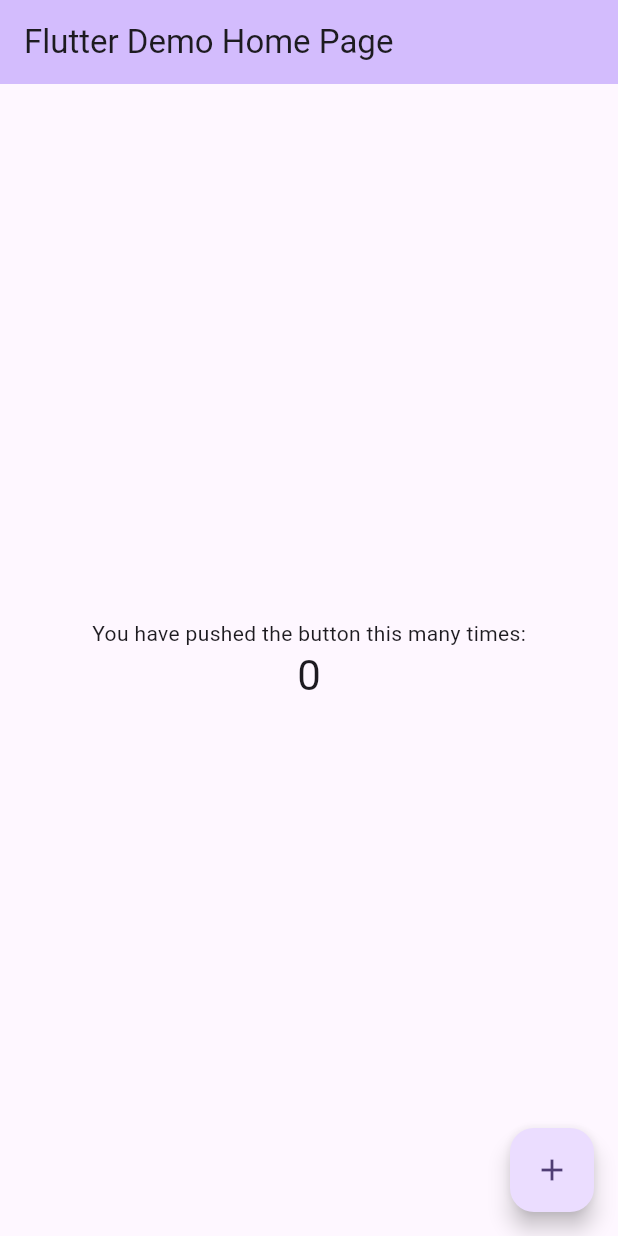
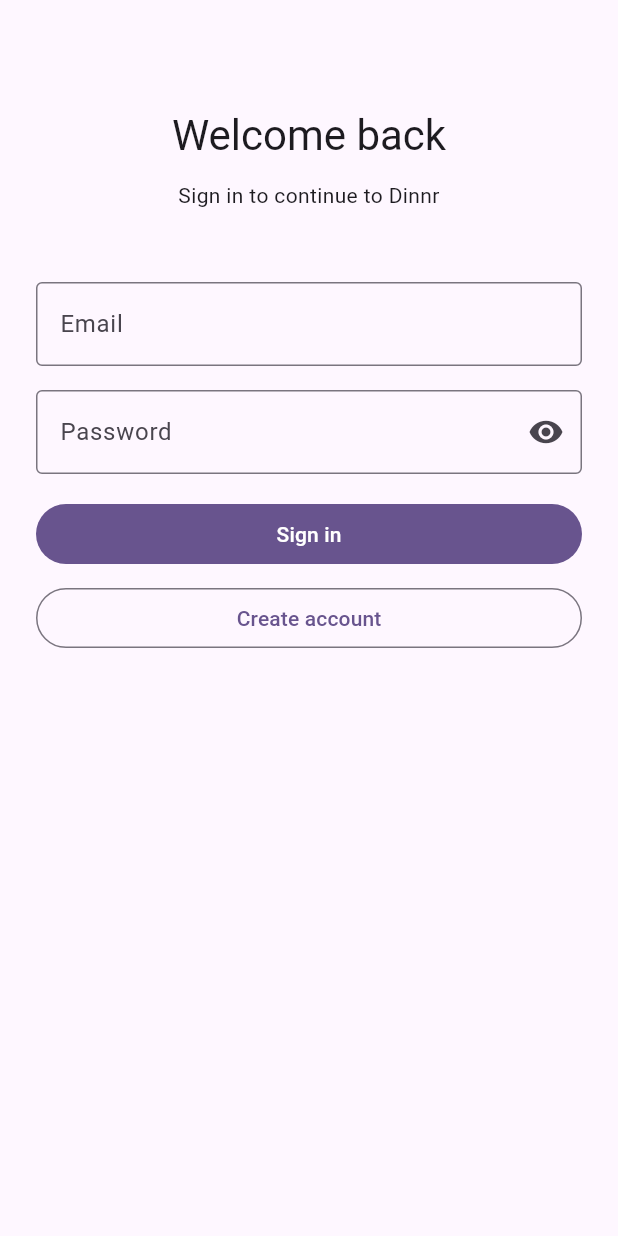
Before and after one commit to bshiff2/dinnr_app, a Flutter app: the screen it shows after launch, on a phone screen of 412 x 824 dp. Run offline on Flutter 3.47's test engine with Material 3 defaults, Android fonts, the phone set to English and light mode, and no system bars; our stand-ins replace firebase_auth, firebase_core, speech_to_text; accounts and stored records are empty.

Commit message:
Added Firebase and a basic login test page

```diff
--- a/lib/chatPage.dart
+++ b/lib/chatPage.dart
@@ -24,6 +24,8 @@ class FigmaToCodeApp extends StatelessWidget {
 }
 
 class ChatOngoing extends StatefulWidget {
+  const ChatOngoing({super.key});
+
   @override
   State<ChatOngoing> createState() => _ChatOngoingState();
 }
--- /dev/null
+++ b/lib/login_page.dart
@@ -0,0 +1,171 @@
+import 'package:firebase_auth/firebase_auth.dart';
+import 'package:flutter/material.dart';
+
+class LoginPage extends StatefulWidget {
+  const LoginPage({super.key, this.auth});
+
+  final FirebaseAuth? auth;
+
+  @override
+  State<LoginPage> createState() => _LoginPageState();
+}
+
+class _LoginPageState extends State<LoginPage> {
+  final _formKey = GlobalKey<FormState>();
+  final _emailController = TextEditingController();
+  final _passwordController = TextEditingController();
+
+  bool _isLoading = false;
+  bool _obscurePassword = true;
+  String? _errorMessage;
+
+  FirebaseAuth get _auth => widget.auth ?? FirebaseAuth.instance;
+
+  @override
+  void dispose() {
+    _emailController.dispose();
+    _passwordController.dispose();
+    super.dispose();
+  }
+
+  Future<void> _signIn() async {
+    await _authenticate(() => _auth.signInWithEmailAndPassword(
+          email: _emailController.text.trim(),
+          password: _passwordController.text.trim(),
+        ));
+  }
+
+  Future<void> _register() async {
+    await _authenticate(() => _auth.createUserWithEmailAndPassword(
+          email: _emailController.text.trim(),
+          password: _passwordController.text.trim(),
+        ));
+  }
+
+  Future<void> _authenticate(Future<UserCredential> Function() action) async {
+    if (!_formKey.currentState!.validate()) {
+      return;
+    }
+
+    setState(() {
+      _isLoading = true;
+      _errorMessage = null;
+    });
+
+    try {
+      await action();
+    } on FirebaseAuthException catch (e) {
+      setState(() {
+        _errorMessage = e.message ?? 'Authentication failed. Please try again.';
+      });
+    } catch (_) {
+      setState(() {
+        _errorMessage = 'Something went wrong. Please try again.';
+      });
+    } finally {
+      if (mounted) {
+        setState(() {
+          _isLoading = false;
+        });
+      }
+    }
+  }
+
+  @override
+  Widget build(BuildContext context) {
+    return Scaffold(
+      body: SafeArea(
+        child: SingleChildScrollView(
+          padding: const EdgeInsets.all(24),
+          child: Form(
+            key: _formKey,
+            child: Column(
+              crossAxisAlignment: CrossAxisAlignment.stretch,
+              children: [
+                const SizedBox(height: 48),
+                Text(
+                  'Welcome back',
+                  style: Theme.of(context).textTheme.headlineMedium,
+                  textAlign: TextAlign.center,
+                ),
+                const SizedBox(height: 12),
+                Text(
+                  'Sign in to continue to Dinnr',
+                  style: Theme.of(context).textTheme.bodyMedium,
+                  textAlign: TextAlign.center,
+                ),
+                const SizedBox(height: 48),
+                TextFormField(
+                  controller: _emailController,
+                  keyboardType: TextInputType.emailAddress,
+                  textInputAction: TextInputAction.next,
+                  decoration: const InputDecoration(
+                    labelText: 'Email',
+                    border: OutlineInputBorder(),
+                  ),
+                  validator: (value) {
+                    if (value == null || value.trim().isEmpty) {
+                      return 'Please enter your email';
+                    }
+                    final emailPattern = RegExp(r'^[^@]+@[^@]+\.[^@]+');
+                    if (!emailPattern.hasMatch(value.trim())) {
+                      return 'Please enter a valid email';
+                    }
+                    return null;
+                  },
+                ),
+                const SizedBox(height: 16),
+                TextFormField(
+                  controller: _passwordController,
+                  obscureText: _obscurePassword,
+                  textInputAction: TextInputAction.done,
+                  decoration: InputDecoration(
+                    labelText: 'Password',
+                    border: const OutlineInputBorder(),
+                    suffixIcon: IconButton(
+                      icon: Icon(_obscurePassword ? Icons.visibility : Icons.visibility_off),
+                      onPressed: () => setState(() => _obscurePassword = !_obscurePassword),
+                    ),
+                  ),
+                  validator: (value) {
+                    if (value == null || value.trim().isEmpty) {
+                      return 'Please enter your password';
+                    }
+                    if (value.trim().length < 6) {
+                      return 'Password must be at least 6 characters';
+                    }
+                    return null;
+                  },
+                  onFieldSubmitted: (_) => _signIn(),
+                ),
+                const SizedBox(height: 16),
+                if (_errorMessage != null) ...[
+                  Text(
+                    _errorMessage!,
+                    style: const TextStyle(color: Colors.red),
+                  ),
+                  const SizedBox(height: 8),
+                ],
+                FilledButton(
+                  onPressed: _isLoading ? null : _signIn,
+                  child: _isLoading
+                      ? const SizedBox(
+                          height: 20,
+                          width: 20,
+                          child: CircularProgressIndicator(strokeWidth: 2, color: Colors.white),
+                        )
+                      : const Text('Sign in'),
+                ),
+                const SizedBox(height: 8),
+                OutlinedButton(
+                  onPressed: _isLoading ? null : _register,
+                  child: const Text('Create account'),
+                ),
+              ],
+            ),
+          ),
+        ),
+      ),
+    );
+  }
+}
--- a/lib/main.dart
+++ b/lib/main.dart
@@ -1,122 +1,132 @@
+import 'package:firebase_auth/firebase_auth.dart';
+import 'package:firebase_core/firebase_core.dart';
 import 'package:flutter/material.dart';
 
-void main() {
+import 'login_page.dart';
+
+Future<void> main() async {
+  WidgetsFlutterBinding.ensureInitialized();
+
+  try {
+    await Firebase.initializeApp();
+  } catch (e) {
+    runApp(MaterialApp(
+      home: Scaffold(
+        body: Center(
+          child: Padding(
+            padding: const EdgeInsets.all(24),
+            child: Column(
+              mainAxisSize: MainAxisSize.min,
+              children: [
+                const Icon(Icons.error_outline, size: 72, color: Colors.red),
+                const SizedBox(height: 16),
+                const Text(
+                  'Firebase not configured',
+                  style: TextStyle(fontSize: 20, fontWeight: FontWeight.bold),
+                ),
+                const SizedBox(height: 8),
+                Text(
+                  'Run: flutterfire configure\n\nOr download GoogleService-Info.plist from Firebase Console and add it to ios/Runner/',
+                  textAlign: TextAlign.center,
+                ),
+                const SizedBox(height: 16),
+                Text('Error: $e', style: const TextStyle(fontSize: 12, color: Colors.grey)),
+              ],
+            ),
+          ),
+        ),
+      ),
+    ));
+    return;
+  }
+
   runApp(const MyApp());
 }
 
 class MyApp extends StatelessWidget {
   const MyApp({super.key});
 
-  // This widget is the root of your application.
   @override
   Widget build(BuildContext context) {
     return MaterialApp(
-      title: 'Flutter Demo',
+      debugShowCheckedModeBanner: false,
+      title: 'Dinnr',
       theme: ThemeData(
-        // This is the theme of your application.
-        //
-        // TRY THIS: Try running your application with "flutter run". You'll see
-        // the application has a purple toolbar. Then, without quitting the app,
-        // try changing the seedColor in the colorScheme below to Colors.green
-        // and then invoke "hot reload" (save your changes or press the "hot
-        // reload" button in a Flutter-supported IDE, or press "r" if you used
-        // the command line to start the app).
-        //
-        // Notice that the counter didn't reset back to zero; the application
-        // state is not lost during the reload. To reset the state, use hot
-        // restart instead.
-        //
-        // This works for code too, not just values: Most code changes can be
-        // tested with just a hot reload.
         colorScheme: ColorScheme.fromSeed(seedColor: Colors.deepPurple),
+        useMaterial3: true,
       ),
-      home: const MyHomePage(title: 'Flutter Demo Home Page'),
+      home: const AuthGate(),
     );
   }
 }
 
-class MyHomePage extends StatefulWidget {
-  const MyHomePage({super.key, required this.title});
+class AuthGate extends StatelessWidget {
+  const AuthGate({super.key, this.auth});
 
-  // This widget is the home page of your application. It is stateful, meaning
-  // that it has a State object (defined below) that contains fields that affect
-  // how it looks.
-
-  // This class is the configuration for the state. It holds the values (in this
-  // case the title) provided by the parent (in this case the App widget) and
-  // used by the build method of the State. Fields in a Widget subclass are
-  // always marked "final".
-
-  final String title;
+  final FirebaseAuth? auth;
 
   @override
-  State<MyHomePage> createState() => _MyHomePageState();
+  Widget build(BuildContext context) {
+    final firebaseAuth = auth ?? FirebaseAuth.instance;
+    return StreamBuilder<User?>(
+      stream: firebaseAuth.authStateChanges(),
+      builder: (context, snapshot) {
+        if (snapshot.connectionState == ConnectionState.waiting) {
+          return const Scaffold(
+            body: Center(child: CircularProgressIndicator()),
+          );
+        }
+
+        if (snapshot.hasData && snapshot.data != null) {
+          return HomePage(user: snapshot.data!, auth: firebaseAuth);
+        }
+
+        return LoginPage(auth: firebaseAuth);
+      },
+    );
+  }
 }
 
-class _MyHomePageState extends State<MyHomePage> {
-  int _counter = 0;
+class HomePage extends StatelessWidget {
+  const HomePage({super.key, required this.user, this.auth});
 
-  void _incrementCounter() {
-    setState(() {
-      // This call to setState tells the Flutter framework that something has
-      // changed in this State, which causes it to rerun the build method below
-      // so that the display can reflect the updated values. If we changed
-      // _counter without calling setState(), then the build method would not be
-      // called again, and so nothing would appear to happen.
-      _counter++;
-    });
+  final User user;
+  final FirebaseAuth? auth;
+
+  FirebaseAuth get _auth => auth ?? FirebaseAuth.instance;
+
+  Future<void> _signOut(BuildContext context) async {
+    await _auth.signOut();
+    ScaffoldMessenger.of(context).showSnackBar(
+      const SnackBar(content: Text('Signed out')),
+    );
   }
 
   @override
   Widget build(BuildContext context) {
-    // This method is rerun every time setState is called, for instance as done
-    // by the _incrementCounter method above.
-    //
-    // The Flutter framework has been optimized to make rerunning build methods
-    // fast, so that you can just rebuild anything that needs updating rather
-    // than having to individually change instances of widgets.
     return Scaffold(
       appBar: AppBar(
-        // TRY THIS: Try changing the color here to a specific color (to
-        // Colors.amber, perhaps?) and trigger a hot reload to see the AppBar
-        // change color while the other colors stay the same.
-        backgroundColor: Theme.of(context).colorScheme.inversePrimary,
-        // Here we take the value from the MyHomePage object that was created by
-        // the App.build method, and use it to set our appbar title.
-        title: Text(widget.title),
+        title: const Text('Dinnr'),
+        actions: [
+          IconButton(
+            onPressed: () => _signOut(context),
+            icon: const Icon(Icons.logout),
+            tooltip: 'Sign out',
+          ),
+        ],
       ),
       body: Center(
-        // Center is a layout widget. It takes a single child and positions it
-        // in the middle of the parent.
         child: Column(
-          // Column is also a layout widget. It takes a list of children and
-          // arranges them vertically. By default, it sizes itself to fit its
-          // children horizontally, and tries to be as tall as its parent.
-          //
-          // Column has various properties to control how it sizes itself and
-          // how it positions its children. Here we use mainAxisAlignment to
-          // center the children vertically; the main axis here is the vertical
-          // axis because Columns are vertical (the cross axis would be
-          // horizontal).
-          //
-          // TRY THIS: Invoke "debug painting" (choose the "Toggle Debug Paint"
-          // action in the IDE, or press "p" in the console), to see the
-          // wireframe for each widget.
-          mainAxisAlignment: MainAxisAlignment.center,
-          children: <Widget>[
-            const Text('You have pushed the button this many times:'),
-            Text(
-              '$_counter',
-              style: Theme.of(context).textTheme.headlineMedium,
-            ),
+          mainAxisSize: MainAxisSize.min,
+          children: [
+            const Icon(Icons.fastfood, size: 72),
+            const SizedBox(height: 16),
+            Text('Hi ${user.email ?? user.uid}', style: Theme.of(context).textTheme.headlineSmall),
+            const SizedBox(height: 8),
+            const Text('You are now signed in with Firebase Auth.'),
           ],
         ),
       ),
-      floatingActionButton: FloatingActionButton(
-        onPressed: _incrementCounter,
-        tooltip: 'Increment',
-        child: const Icon(Icons.add),
-      ), // This trailing comma makes auto-formatting nicer for build methods.
     );
   }
 }
--- a/lib/noOngingChats.dart
+++ b/lib/noOngingChats.dart
@@ -24,6 +24,8 @@ class FigmaToCodeApp extends StatelessWidget {
 }
 
 class ChatNoOngoing extends StatelessWidget {
+  const ChatNoOngoing({super.key});
+
   @override
   Widget build(BuildContext context) {
     return Column(
@@ -43,7 +45,7 @@ class ChatNoOngoing extends StatelessWidget {
               Positioned(
                 left: 0,
                 top: 377,
-                child: Container(width: 393, height: 98),
+                child: SizedBox(width: 393, height: 98),
               ),
               Positioned(
                 left: 0,
@@ -135,7 +137,7 @@ class ChatNoOngoing extends StatelessWidget {
               Positioned(
                 left: 0,
                 top: 782,
-                child: Container(
+                child: SizedBox(
                   width: 393,
                   child: Column(
                     mainAxisSize: MainAxisSize.min,
--- a/pubspec.yaml
+++ b/pubspec.yaml
@@ -31,13 +31,14 @@ dependencies:
   flutter:
     sdk: flutter
   google_maps_flutter: ^2.13.1
-  google_place: ^0.4.7
   speech_to_text: ^7.3.0
 
   # The following adds the Cupertino Icons font to your application.
   # Use with the CupertinoIcons class for iOS style icons.
   cupertino_icons: ^1.0.8
   flutter_svg: ^2.0.9
+  firebase_core: ^4.2.1
+  firebase_auth: ^6.1.2
 
 dev_dependencies:
   flutter_test:
@@ -49,6 +50,7 @@ dev_dependencies:
   # package. See that file for information about deactivating specific lint
   # rules and activating additional ones.
   flutter_lints: ^5.0.0
+  firebase_auth_mocks: ^0.15.1
 
 # For information on the generic Dart part of this file, see the
 # following page: https://dart.dev/tools/pub/pubspec
```
Also changed, not shown: lib/profile.dart (+26 -24 lines), pubspec.lock, 9 other files.
